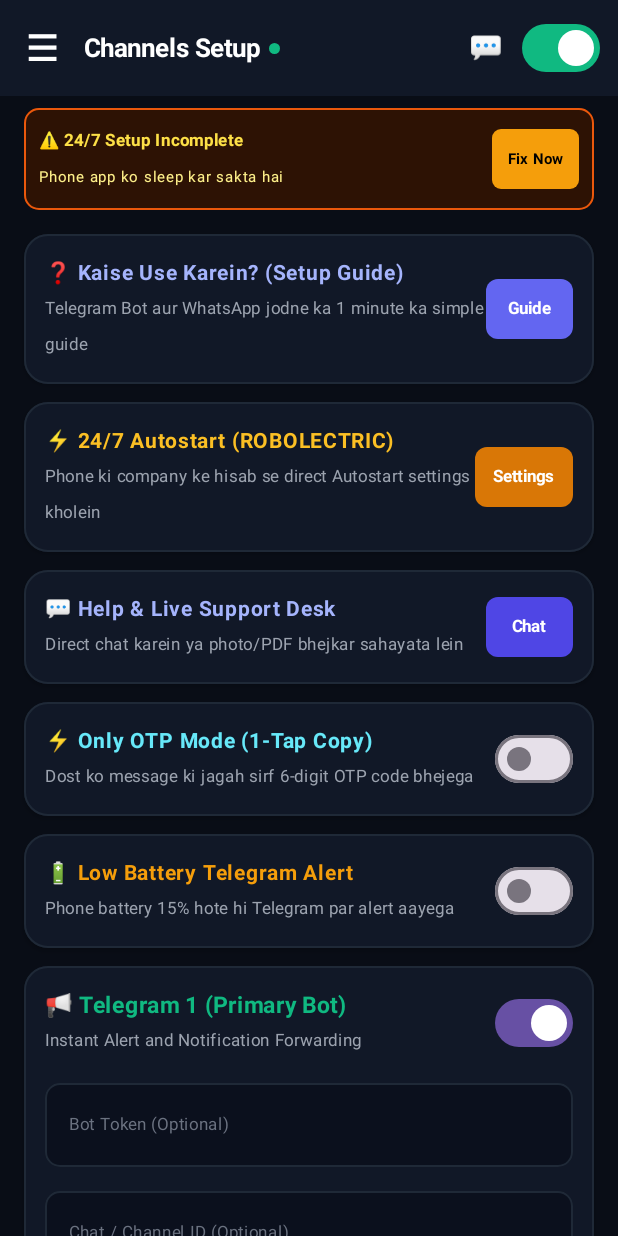
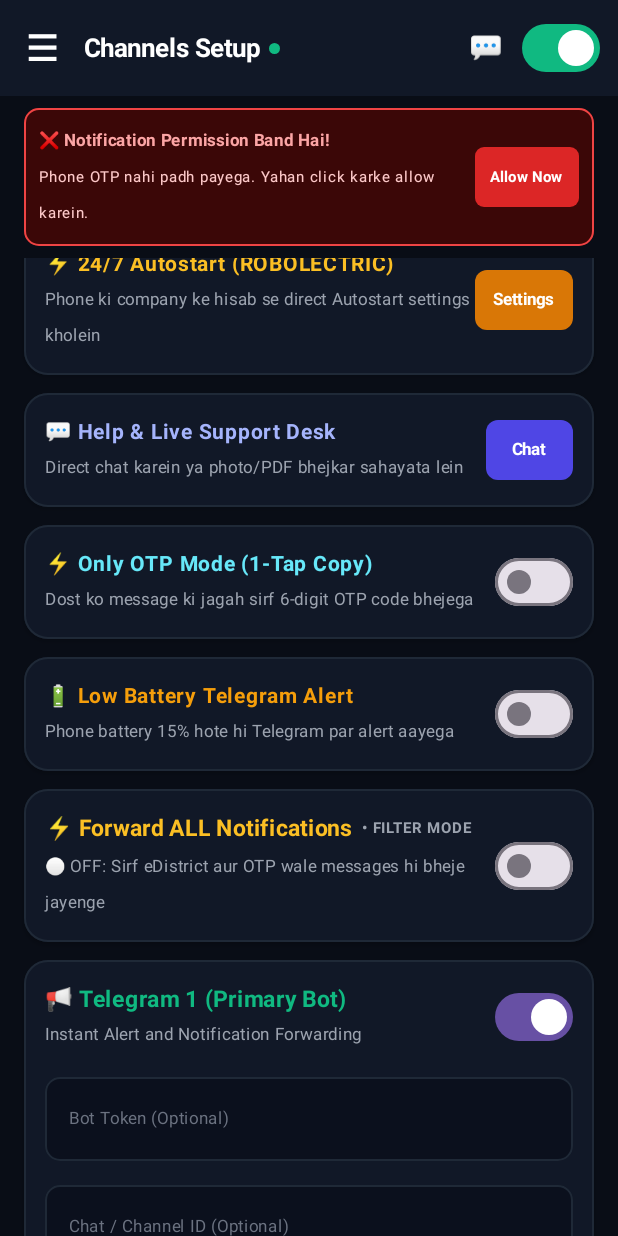
Before and after one commit to ankit261194/OtpForwarder, an Android app built with Jetpack Compose: the screen it shows after launch (MainActivity), on a phone screen of 412 x 824 dp. Run offline under Robolectric (Android 15) with nearby library versions, the phone set to English and light mode, and no system bars; network calls fail.

Commit message:
v5.0: Prominent Forward ALL switch, smart OTP detection, permission banner

```diff
--- a/app/build.gradle.kts
+++ b/app/build.gradle.kts
@@ -11,8 +11,8 @@ android {
     applicationId = "com.smartnotifier.app"
     minSdk = 24
     targetSdk = 35
-    versionCode = 9
-    versionName = "4.9"
+    versionCode = 10
+    versionName = "5.0"
   }
 
   signingConfigs {
--- a/app/src/main/kotlin/com/example/otpforwarder/MainActivity.kt
+++ b/app/src/main/kotlin/com/example/otpforwarder/MainActivity.kt
@@ -511,6 +511,10 @@ fun MainScreenContent(
                     selectedScreen = 4
                     scope.launch { drawerState.close() }
                 }
+                DrawerNavItem("🎯 Keywords & Filter Rules", selected = selectedScreen == 5) {
+                    selectedScreen = 5
+                    scope.launch { drawerState.close() }
+                }
                 DrawerNavItem("❓ Kaise Use Karein? (Guide)", selected = false) {
                     showHelpDialog = true
                     scope.launch { drawerState.close() }
@@ -554,6 +558,7 @@ fun MainScreenContent(
                                     2 -> "Forwarding History"
                                     3 -> "Live Support Desk"
                                     4 -> "Lifetime Pro"
+                                    5 -> "Keywords & Filters"
                                     else -> "Smart Notifier"
                                 },
                                 fontWeight = FontWeight.Bold,
@@ -606,7 +611,35 @@ fun MainScreenContent(
                     .padding(paddingValues)
             ) {
                 // Top Compulsory Setup Warning if not granted
-                if (!hasNotificationAccess || !hasBatteryExemption) {
+                if (!hasNotificationAccess) {
+                    Surface(
+                        color = Color(0xFF3B0707),
+                        border = BorderStroke(1.dp, Color(0xFFEF4444)),
+                        shape = RoundedCornerShape(10.dp),
+                        modifier = Modifier
+                            .fillMaxWidth()
+                            .padding(horizontal = 16.dp, vertical = 8.dp)
+                    ) {
+                        Row(
+                            modifier = Modifier.padding(10.dp),
+                            verticalAlignment = Alignment.CenterVertically,
+                            horizontalArrangement = Arrangement.SpaceBetween
+                        ) {
+                            Column(modifier = Modifier.weight(1f)) {
+                                Text("❌ Notification Permission Band Hai!", fontSize = 11.sp, fontWeight = FontWeight.Bold, color = Color(0xFFFCA5A5))
+                                Text("Phone OTP nahi padh payega. Yahan click karke allow karein.", fontSize = 10.sp, color = Color(0xFFFECACA))
+                            }
+                            Button(
+                                onClick = onOpenNotificationSettings,
+                                colors = ButtonDefaults.buttonColors(containerColor = Color(0xFFDC2626)),
+                                shape = RoundedCornerShape(6.dp),
+                                contentPadding = PaddingValues(horizontal = 10.dp, vertical = 4.dp)
+                            ) {
+                                Text("Allow Now", fontSize = 10.sp, color = Color.White, fontWeight = FontWeight.Bold)
+                            }
+                        }
+                    }
+                } else if (!hasBatteryExemption) {
                     Surface(
                         color = Color(0xFF2D1204),
                         border = BorderStroke(1.dp, Color(0xFFEA580C)),
@@ -621,7 +654,7 @@ fun MainScreenContent(
                             horizontalArrangement = Arrangement.SpaceBetween
                         ) {
                             Column(modifier = Modifier.weight(1f)) {
-                                Text("⚠️ 24/7 Setup Incomplete", fontSize = 11.sp, fontWeight = FontWeight.Bold, color = Color(0xFFFDE047))
+                                Text("⚠️ Battery Saver Active", fontSize = 11.sp, fontWeight = FontWeight.Bold, color = Color(0xFFFDE047))
                                 Text("Phone app ko sleep kar sakta hai", fontSize = 10.sp, color = Color(0xFFFEF08A))
                             }
                             Button(
@@ -657,6 +690,7 @@ fun MainScreenContent(
                         2 -> HistoryTab(context)
                         3 -> SupportChatScreen(context)
                         4 -> ProPaytmTab(context)
+                        5 -> KeywordsTab(context)
                     }
                 }
             }
@@ -1099,6 +1133,45 @@ fun ServicesTab(
                     onCheckedChange = { checked ->
                         isLowBatteryAlertEnabled = checked
                         prefs.edit().putBoolean("low_battery_alert_enabled", checked).apply()
+                    }
+                )
+            }
+        }
+
+        Spacer(modifier = Modifier.height(12.dp))
+
+        // Card: Forward ALL Notifications (Master Forwarding Mode)
+        var forwardAll by remember { mutableStateOf(prefs.getBoolean("forward_all_notifications", false)) }
+        MncCard {
+            Row(
+                modifier = Modifier.fillMaxWidth().padding(14.dp),
+                verticalAlignment = Alignment.CenterVertically,
+                horizontalArrangement = Arrangement.SpaceBetween
+            ) {
+                Column(modifier = Modifier.weight(1f)) {
+                    Row(verticalAlignment = Alignment.CenterVertically) {
+                        Text("⚡ Forward ALL Notifications", fontWeight = FontWeight.Bold, fontSize = 15.sp, color = Color(0xFFFBBF24))
+                        Spacer(modifier = Modifier.width(6.dp))
+                        Text(
+                            text = if (forwardAll) "• ALL ON" else "• FILTER MODE",
+                            fontSize = 10.sp,
+                            fontWeight = FontWeight.Bold,
+                            color = if (forwardAll) AccentEmerald else TextSecondary
+                        )
+                    }
+                    Spacer(modifier = Modifier.height(2.dp))
+                    Text(
+                        text = if (forwardAll) "🟢 ON: Har SMS, OTP aur Notification Telegram par turant bheja jayega"
+                               else "⚪ OFF: Sirf eDistrict aur OTP wale messages hi bheje jayenge",
+                        fontSize = 11.sp,
+                        color = TextSecondary
+                    )
+                }
+                Switch(
+                    checked = forwardAll,
+                    onCheckedChange = { checked ->
+                        forwardAll = checked
+                        prefs.edit().putBoolean("forward_all_notifications", checked).apply()
                     }
                 )
             }
--- a/app/src/main/kotlin/com/example/otpforwarder/OtpDispatcher.kt
+++ b/app/src/main/kotlin/com/example/otpforwarder/OtpDispatcher.kt
@@ -18,8 +18,8 @@ object OtpDispatcher {
     @Synchronized
     fun shouldProcess(text: String): Boolean {
         val now = System.currentTimeMillis()
-        if (text == lastForwardedText && (now - lastForwardedTime) < 30000) {
-            return false // Deduplicate within 30 seconds
+        if (text == lastForwardedText && (now - lastForwardedTime) < 5000) {
+            return false // Deduplicate within 5 seconds
         }
         lastForwardedText = text
         lastForwardedTime = now
```
Also changed, not shown: app/src/main/kotlin/com/example/otpforwarder/KeywordManager.kt (+8 -5 lines), 2 other files.
